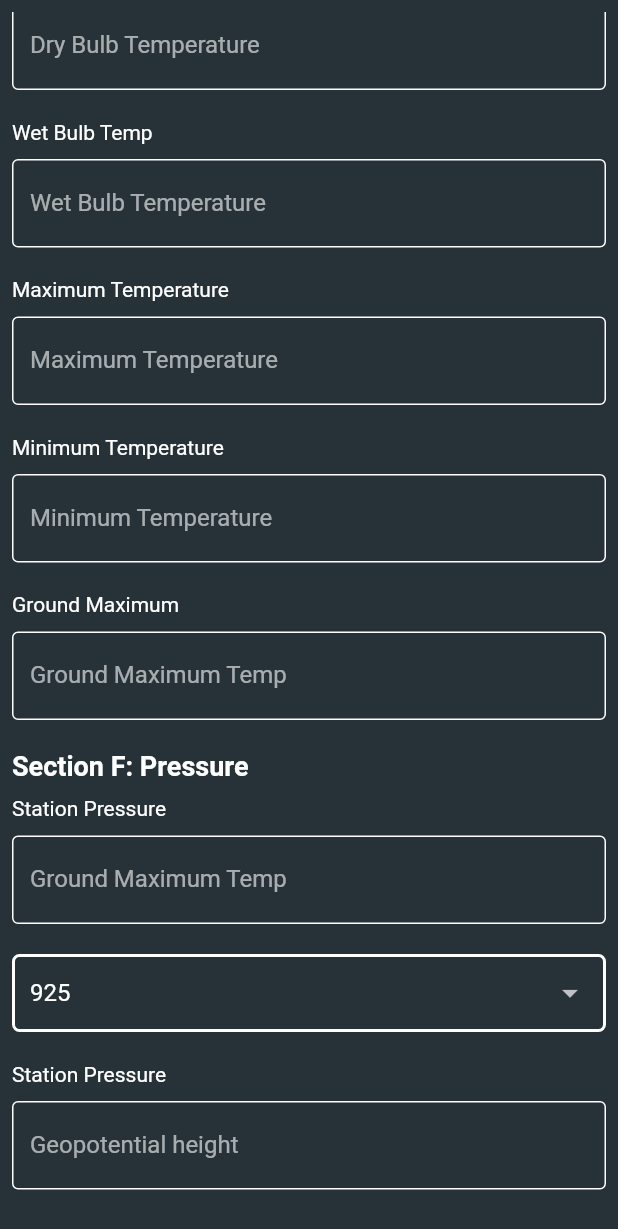
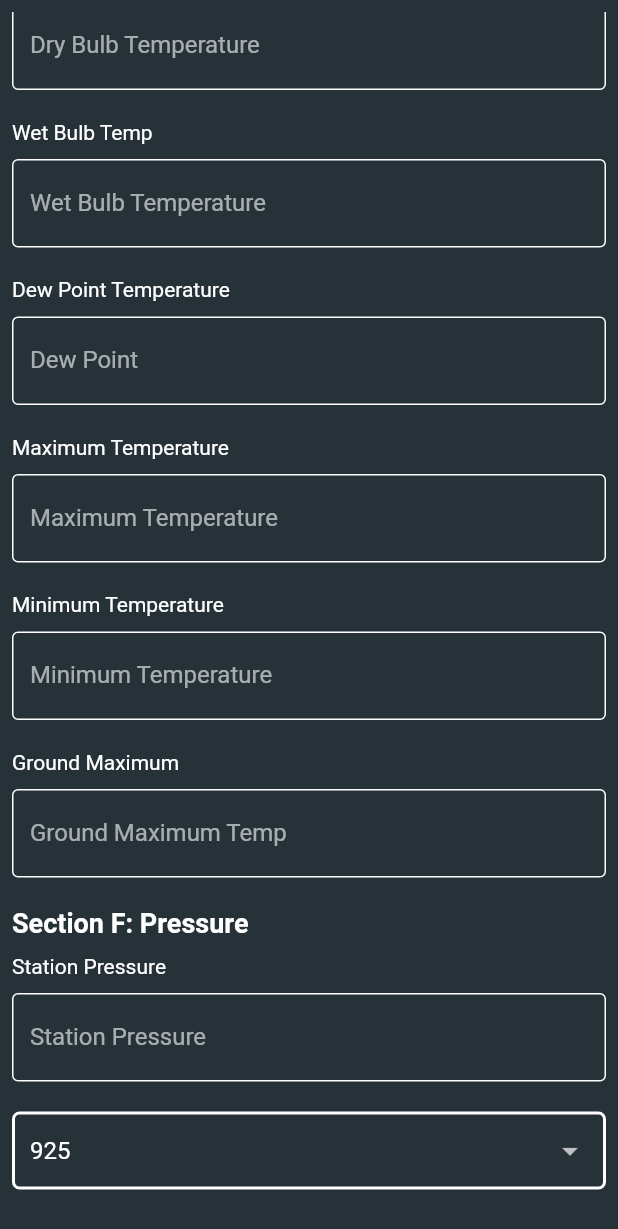
Before and after one commit to RodgerCodes/synopv2, a Flutter app: the AddMobile screen opened directly, scrolled down 1152 dp, on a phone screen of 412 x 824 dp. Shown: the top 1229 px of the screen. Run offline on Flutter 3.47's test engine with Material 2 defaults, Android fonts, the light colour scheme and no system bars; our stand-ins replace bloc, flutter_bloc, flutter_spinkit, shared_preferences; accounts and stored records are empty; statements that could not run were skipped.

Commit message:
chore:temp, pressure , past and present weather converters config

```diff
--- a/lib/data/data.dart
+++ b/lib/data/data.dart
@@ -24,6 +24,7 @@ final TextEditingController pastweather = TextEditingController();
 final TextEditingController presentweather = TextEditingController();
 final TextEditingController pastTwentyFourWeather = TextEditingController();
 final TextEditingController stationNumber = TextEditingController();
+final TextEditingController dewPoint = TextEditingController();
 
 final List<String> windSpeedIndicator = [
   'Estimated in m/s',
--- a/lib/data/utils/synop_generator.dart
+++ b/lib/data/utils/synop_generator.dart
@@ -12,6 +12,19 @@ String generateSynop(
   String windDirectionData,
   String windSpeedData,
   String? rainfallAmountData,
+    String? dryBulbTemperature,
+    String? dewPointTemperature,
+    String? maximumTemperature,
+    String? minimumTemperature,
+    String? stationPressure,
+    String? isobaricValue,
+    String? geoHeight,
+    String lowClouds,
+    String middleClouds,
+    String highClouds,
+    String? pastWeatherCode,
+    String? presentWeatherCode,
+    String? past24hourWeatherCode,
 ) {
   // data inclusion
   var speedIndicator = windUnitsCode(windSpeedIndicator);
@@ -38,7 +51,7 @@ String generateSynop(
     windDirection = WindData.windDirection(double.parse(windDirection));
   }
 
-  var windSpeed = double.parse(windSpeedData).round();
+  var windSpeed = double.parse(windSpeedData) .round();
   // TODO change units value if units in knots
 
   // RAINFALL DATA CONVERTERS
@@ -48,6 +61,45 @@ String generateSynop(
   }
 
   // TEMPERATURE DATA CONVERTERS
+  // Dry bulb temperature
+  var numtemp =  double.parse(dryBulbTemperature!);
+  var newTemp = (numtemp * 10).round().toString();
+
+  // dew point temperature
+  var newDew = double.parse(dewPointTemperature!);
+  var dewPoint = (newDew * 10).round().toString();
+
+  // maximum temp
+  var maxTemp = double.parse(maximumTemperature!);
+  var finalMaxTemp = (maxTemp * 10).round().toString();
+
+  // minimum temp
+  var minTemp = double.parse(minimumTemperature!);
+  var finalMinTemp = (minTemp * 10).round().toString();
+
+  // PRESSURE DATA CONVERTERS
+
+  //get station pressure from parameter,
+  var isoValue = IsobaricValue(isobaricValue!);
+
+  // get geopotential height from parameter
+
+
+  // CLOUDS
+  var lowCloud = LowClouds.Low(lowClouds);
+  var middleCloud = MiddleClouds.Middle(middleClouds);
+  var highCloud = HighClouds.High(highClouds);
+
+  // PAST AND PRESENT WEATHER
+
+  // get present weather code from parameter
+
+  // @REMINDER get past weather code from parameter
+
+  // @REMINDER get past 24 hour weather code from parameter
+
+
+
 
   return stationNumber.toString();
 }
--- a/lib/presentation/screens/regular/add_mobile_ul.dart
+++ b/lib/presentation/screens/regular/add_mobile_ul.dart
@@ -552,6 +552,47 @@ class _AddMobileState extends State<AddMobile> {
                     height: 20,
                   ),
                   const Text(
+                    'Dew Point Temperature',
+                    style: TextStyle(color: Colors.white),
+                  ),
+                  const SizedBox(
+                    height: 10,
+                  ),
+                  TextFormField(
+                    controller: dewPoint,
+                    decoration: const InputDecoration(
+                      hintText: "Dew Point",
+                      labelText: "Dew Point",
+                      enabledBorder: OutlineInputBorder(
+                        borderSide: BorderSide(
+                          color: whiteColor,
+                          width: 1.0,
+                        ),
+                      ),
+                      focusedErrorBorder: OutlineInputBorder(
+                        borderSide: BorderSide(
+                          color: errorColor,
+                          width: 2,
+                        ),
+                      ),
+                      focusedBorder: OutlineInputBorder(
+                        borderSide: BorderSide(
+                          color: Colors.white,
+                          width: 1.0,
+                        ),
+                      ),
+                      errorBorder: OutlineInputBorder(
+                        borderSide: BorderSide(
+                          color: errorColor,
+                          width: 2,
+                        ),
+                      ),
+                    ),
+                  ),
+                  const SizedBox(
+                    height: 20,
+                  ),
+                  const Text(
                     'Maximum Temperature',
                     style: TextStyle(color: Colors.white),
                   ),
@@ -694,8 +735,8 @@ class _AddMobileState extends State<AddMobile> {
                   TextFormField(
                     controller: stationPressure,
                     decoration: const InputDecoration(
-                      hintText: "Ground Maximum Temp",
-                      labelText: "Ground Maximum Temp",
+                      hintText: "Station Pressure",
+                      labelText: "Station Pressure",
                       enabledBorder: OutlineInputBorder(
                         borderSide: BorderSide(
                           color: whiteColor,
@@ -1223,6 +1264,16 @@ class _AddMobileState extends State<AddMobile> {
                         windDirection.text,
                         windSpeed.text,
                         rainfallAmount.text,
+                        drybulbTemp.text,
+                        dewPoint.text,
+                        maxTemp.text,
+                        minTemp.text,
+                        stationPressure.text,
+                          isobaricValue,
+                        geoPotentialHeight.text,
+                        lowcloud,
+                        middlecloud,
+                        highcloud
                       );
                     },
                     child: Container(
```
Also changed, not shown: lib/data/utils/converters.dart (+16 -0 lines).
